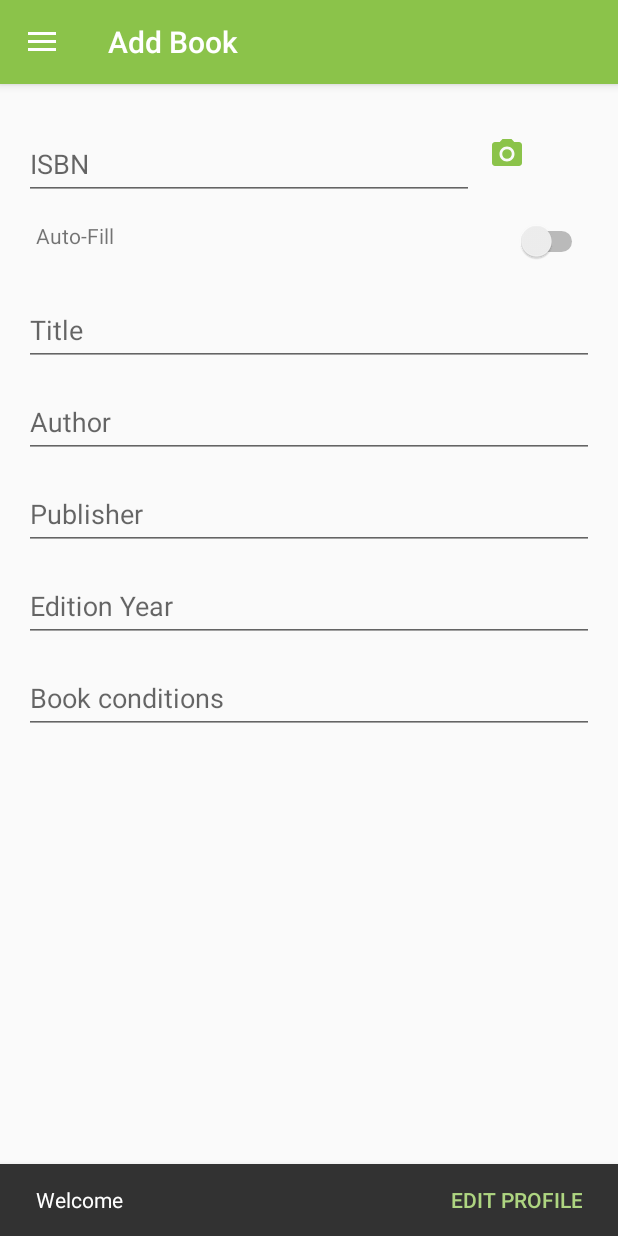
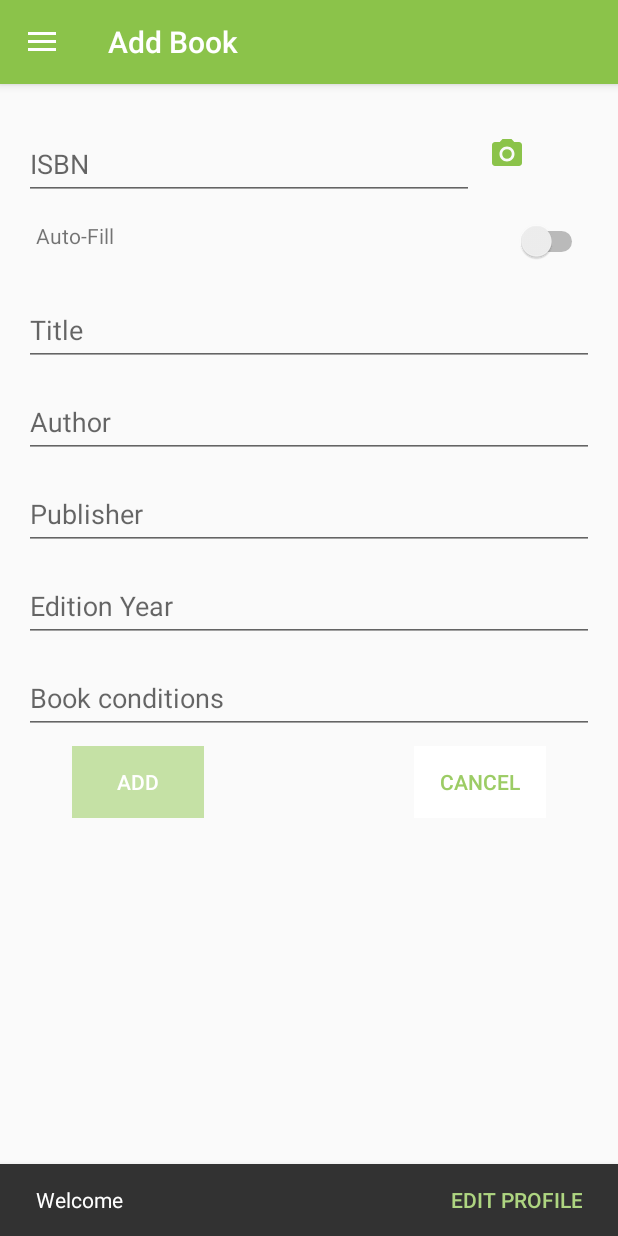
Before and after one commit to MobileApplicationDevelopment2018/MAD_Lab02, an Android app: the fragment AddBookFragment placed in its activity, on a phone screen of 412 x 824 dp. Run offline under Robolectric (Android 15) with nearby library versions, the phone set to English and light mode, and no system bars; our stand-ins replace Firebase (no records; nobody signed in at launch, a user with empty details on screens opened directly); libraries missing offline, so code that uses them is left out: com.firebase.ui, com.google.api.services; pictures from the network do not load; 3 statements that could not run were skipped.

Commit message:
Added buttons to confirm addition of the book or to cancel addition of the book

```diff
--- a/app/src/main/java/it/polito/mad/lab02/AddBookFragment.java
+++ b/app/src/main/java/it/polito/mad/lab02/AddBookFragment.java
@@ -192,6 +192,7 @@ public class AddBookFragment extends Fragment implements IsbnQuery.TaskListener
             int i = 0;
             for (String author : volumeInfo.getAuthors())
                 authors[i++] = author;
+            wrapperVisibility = View.VISIBLE;
             bookAuthor.setText(TextUtils.join("\n", authors));
             bookPublisher.setText(volumeInfo.getPublisher());
             bookYear.setText(volumeInfo.getPublishedDate());
--- /dev/null
+++ b/app/src/main/res/drawable/ab_custom_button_green.xml
@@ -0,0 +1,28 @@
+<?xml version="1.0" encoding="utf-8"?>
+<selector xmlns:android="http://schemas.android.com/apk/res/android">
+    <item android:state_pressed="true">
+        <shape android:shape="rectangle">
+            <corners android:radius="3dip" />
+            <stroke android:width="1dip" android:color="#689F38" />
+            <gradient android:angle="-90" android:endColor="#689F38" android:startColor="#689F38" />
+        </shape>
+    </item>
+    <item android:state_focused="true">
+        <shape android:shape="rectangle">
+            <corners android:radius="3dip" />
+            <stroke android:width="1dip" android:color="#689F38" />
+            <solid android:color="#689F38" />
+        </shape>
+    </item>
+    <item android:state_enabled="false">
+        <color android:color="#C5E1A5" />
+        <stroke android:width="1dip" android:color="#9CCC65" />
+    </item>
+    <item>
+        <shape android:shape="rectangle">
+            <corners android:radius="3dip" />
+            <stroke android:width="1dip" android:color="#9CCC65" />
+            <gradient android:angle="-90" android:endColor="#689F38" android:startColor="#689F38" />
+        </shape>
+    </item>
+</selector>
--- a/app/src/main/res/drawable/ab_custom_button.xml
+++ b/app/src/main/res/drawable/ab_custom_button_white.xml
@@ -4,24 +4,29 @@
         <shape android:shape="rectangle">
             <corners android:radius="3dip" />
             <stroke android:width="1dip" android:color="#689F38" />
-            <gradient android:angle="-90" android:endColor="#689F38" android:startColor="#689F38" />
+            <gradient android:angle="-90" android:endColor="#FFFFFF" android:startColor="#FFFFFF" />
         </shape>
     </item>
     <item android:state_focused="true">
         <shape android:shape="rectangle">
             <corners android:radius="3dip" />
             <stroke android:width="1dip" android:color="#689F38" />
-            <solid android:color="#689F38" />
+            <solid android:color="#FFFFFF" />
         </shape>
     </item>
     <item android:state_enabled="false">
+        <color android:color="#FFFFFF" />
+        <stroke android:width="1dip" android:color="#689F38" />
+    </item>
+    <item android:state_enabled="false">
         <color android:color="#C5E1A5" />
+        <stroke android:width="1dip" android:color="#689F38" />
     </item>
     <item>
         <shape android:shape="rectangle">
             <corners android:radius="3dip" />
-            <stroke android:width="1dip" android:color="#9CCC65" />
-            <gradient android:angle="-90" android:endColor="#9CCC65" android:startColor="#9CCC65" />
+            <stroke android:width="3dip" android:color="#689F38" />
+            <gradient android:angle="-90" android:endColor="#FFFFFF" android:startColor="#FFFFFF" />
         </shape>
     </item>
 </selector>
--- a/app/src/main/res/layout/fragment_add_book.xml
+++ b/app/src/main/res/layout/fragment_add_book.xml
@@ -160,7 +160,7 @@
                         android:layout_height="wrap_content"
                         android:layout_gravity="center"
                         android:enabled="false"
-                        android:background="@drawable/ab_custom_button"
+                        android:background="@drawable/ab_custom_button_green"
                         android:text="@string/add_book_search_isbn"
                         android:textColor="#FFFFFF" />
 
@@ -259,6 +259,36 @@
                     android:hint="@string/hint_condition"
                     android:inputType="text" />
             </android.support.design.widget.TextInputLayout>
+
+            <RelativeLayout
+                android:layout_width="match_parent"
+                android:layout_height="wrap_content"
+                android:layout_marginTop="8dp">
+
+                <Button
+                    android:id="@+id/ab_add_book"
+                    android:layout_width="wrap_content"
+                    android:layout_height="wrap_content"
+                    android:layout_alignParentLeft="true"
+                    android:layout_gravity="center"
+                    android:layout_marginLeft="32dp"
+                    android:background="@drawable/ab_custom_button_green"
+                    android:enabled="false"
+                    android:text="@string/add_book_confirm"
+                    android:textColor="#FFFFFF" />
+
+                <Button
+                    android:id="@+id/ab_clear_fields"
+                    android:layout_width="wrap_content"
+                    android:layout_height="wrap_content"
+                    android:layout_alignParentRight="true"
+                    android:layout_gravity="center"
+                    android:layout_marginRight="32dp"
+                    android:background="@drawable/ab_custom_button_white"
+                    android:enabled="false"
+                    android:text="@string/add_book_cancel"
+                    android:textColor="#9CCC65" />
+            </RelativeLayout>
         </LinearLayout>
     </ScrollView>
 </FrameLayout>
--- /dev/null
+++ b/app/src/main/res/values-v21/strings.xml
@@ -0,0 +1,5 @@
+<?xml version="1.0" encoding="utf-8"?>
+<resources>
+    <string name="add_book_confirm">Add</string>
+    <string name="add_book_cancel">Cancel</string>
+</resources>
--- a/app/src/main/res/values/strings.xml
+++ b/app/src/main/res/values/strings.xml
@@ -86,4 +86,6 @@
 
     <string name="facebook_application_id" translatable="false">417996611977813</string>
     <string name="facebook_login_protocol_scheme" translatable="false">fb417996611977813</string>
+    <string name="add_book_confirm">Add</string>
+    <string name="add_book_cancel">Cancel</string>
 </resources>
```
Also changed, not shown: 1 other file.
